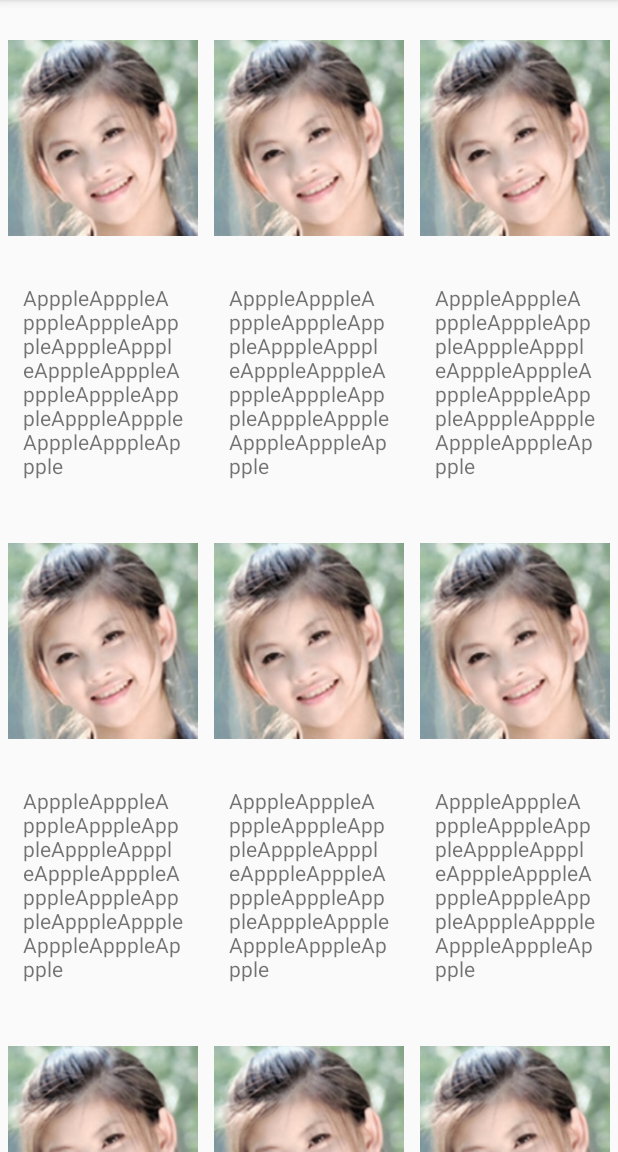
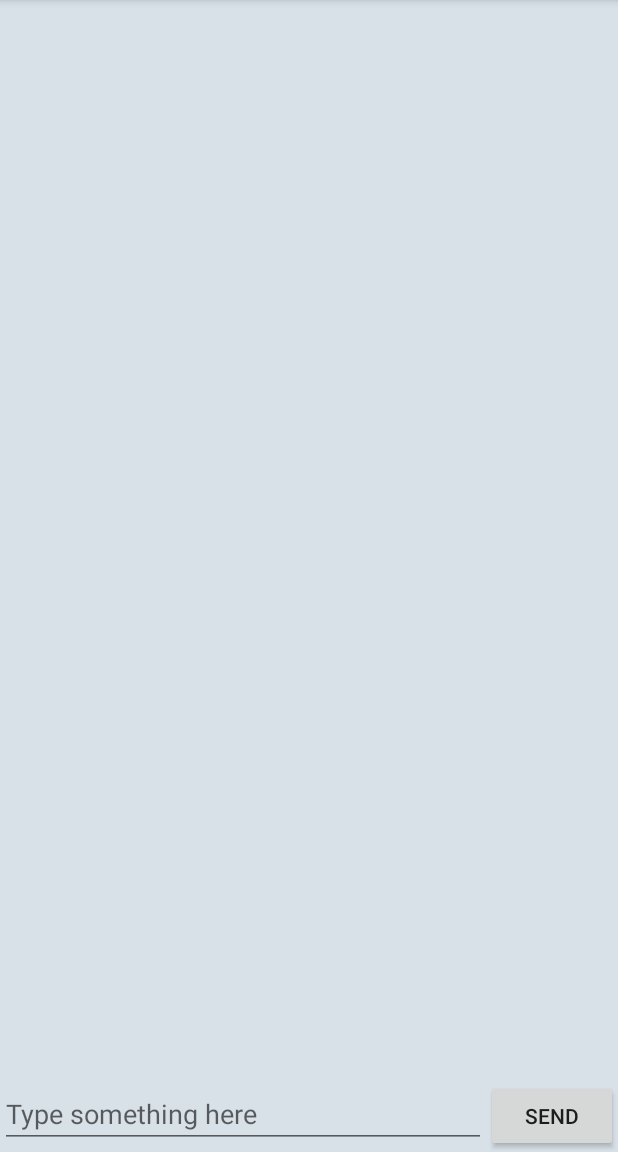
Before and after one commit to youpeisheng/RecyclerViewTest, an Android app: the screen it shows after launch (MainActivity), on a phone screen of 412 x 824 dp, the part 84-1236 px from its top. Run offline under Robolectric (Android 15) with nearby library versions, the phone set to English and light mode, and no system bars.

Commit message:
新增文件

```diff
--- a/app/src/main/java/com/example/recyclerviewtest/MainActivity.java
+++ b/app/src/main/java/com/example/recyclerviewtest/MainActivity.java
@@ -18,17 +18,17 @@ public class MainActivity extends AppCompatActivity {
         super.onCreate(savedInstanceState);
         setContentView(R.layout.activity_main);
         initFruits();
-        RecyclerView recyclerView=(RecyclerView) findViewById(R.id.recycler_view);
+        RecyclerView recyclerView=(RecyclerView) findViewById(R.id.msg_recycler_ivew);
         StaggeredGridLayoutManager LayoutManager=new StaggeredGridLayoutManager(3,StaggeredGridLayoutManager.VERTICAL);
         recyclerView.setLayoutManager(LayoutManager);
         FruitAdapter adapter=new FruitAdapter(fruitList);
         recyclerView.setAdapter(adapter);
     }
     private void initFruits(){
-        for(int i=0;i<100;i++) {
-            Fruit apple =new Fruit(getRandomLengthName("Appple"),R.drawable.apple);
-            fruitList.add(apple);
-        }
+//        for(int i=0;i<100;i++) {
+//            Fruit apple =new Fruit(getRandomLengthName("Appple"),R.drawable.apple);
+//            fruitList.add(apple);
+//        }
     }
 
     private String getRandomLengthName(String name) {
--- /dev/null
+++ b/app/src/main/java/com/example/recyclerviewtest/MsgAdapter.java
@@ -0,0 +1,4 @@
+package com.example.recyclerviewtest;
+
+public class MsgAdapter {
+}
--- a/app/src/main/res/layout/activity_main.xml
+++ b/app/src/main/res/layout/activity_main.xml
@@ -2,13 +2,34 @@
 <LinearLayout xmlns:android="http://schemas.android.com/apk/res/android"
     android:orientation="vertical"
     android:layout_width="match_parent"
-    android:layout_height="match_parent">
+    android:layout_height="match_parent"
+    android:background="#d8e0e8"
+    >
 
     <androidx.recyclerview.widget.RecyclerView
-        android:id="@+id/recycler_view"
+        android:id="@+id/msg_recycler_ivew"
         android:layout_width="match_parent"
-        android:layout_height="match_parent"
+        android:layout_height="0dp"
+        android:layout_weight="1"
         >
     </androidx.recyclerview.widget.RecyclerView>
+    <LinearLayout
+        android:layout_width="match_parent"
+        android:layout_height="wrap_content">
+        <EditText
+            android:id="@+id/input_text"
+            android:layout_width="0dp"
+            android:layout_height="wrap_content"
+            android:layout_weight="1"
+            android:hint="Type something here"
+            android:maxLines="2"
+            />
+        <Button
+            android:id="@+id/send"
+            android:layout_width="wrap_content"
+            android:layout_height="wrap_content"
+            android:text="Send"/>
+
+    </LinearLayout>
 
 </LinearLayout>
```
Also changed, not shown: app/src/main/java/com/example/recyclerviewtest/Msg.java (added, +19 -0 lines), app/src/main/res/layout/msg_item.xml (added, +41 -0 lines), app/src/main/res/drawable/apple.PNG (deleted).
